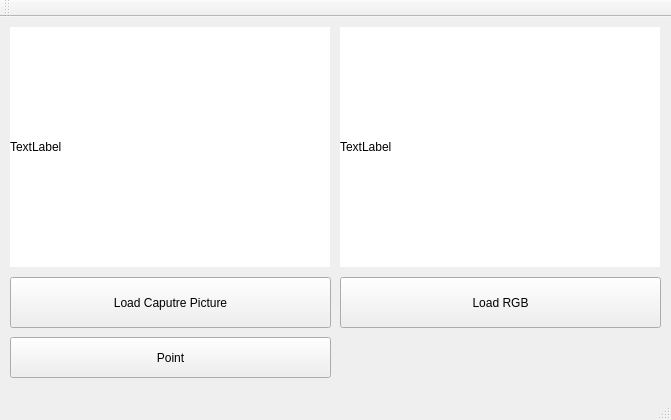
This is mainwindow.ui in Chia-ChunHsu/Corresponding as Qt 5 draws it before an edit. The edited form follows.
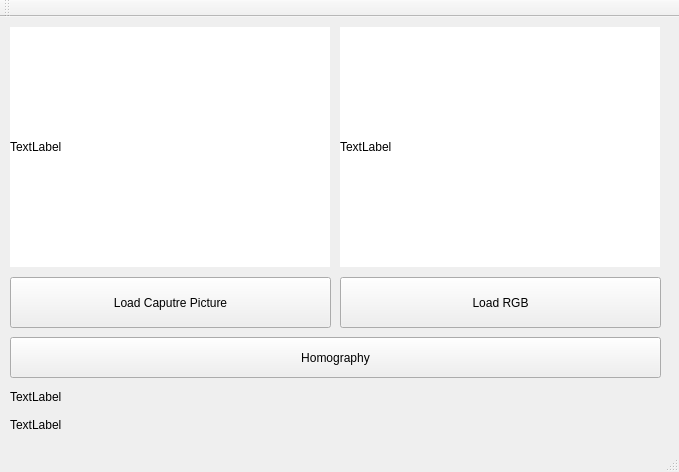
This is the edited form.

```diff
--- a/mainwindow.ui
+++ b/mainwindow.ui
@@ -6,8 +6,8 @@
    <rect>
     <x>0</x>
     <y>0</y>
-    <width>671</width>
-    <height>420</height>
+    <width>679</width>
+    <height>472</height>
    </rect>
   </property>
   <property name="windowTitle">
@@ -77,12 +77,38 @@
      <rect>
       <x>10</x>
       <y>320</y>
-      <width>321</width>
+      <width>651</width>
       <height>41</height>
      </rect>
     </property>
     <property name="text">
-     <string>Point</string>
+     <string>Homography</string>
+    </property>
+   </widget>
+   <widget class="QLabel" name="FileLabel">
+    <property name="geometry">
+     <rect>
+      <x>10</x>
+      <y>370</y>
+      <width>651</width>
+      <height>20</height>
+     </rect>
+    </property>
+    <property name="text">
+     <string>TextLabel</string>
+    </property>
+   </widget>
+   <widget class="QLabel" name="FileLabelRGB">
+    <property name="geometry">
+     <rect>
+      <x>10</x>
+      <y>400</y>
+      <width>651</width>
+      <height>16</height>
+     </rect>
+    </property>
+    <property name="text">
+     <string>TextLabel</string>
     </property>
    </widget>
   </widget>
```
Left out of the diff: 2 changed lines with no effect on the pictures.
